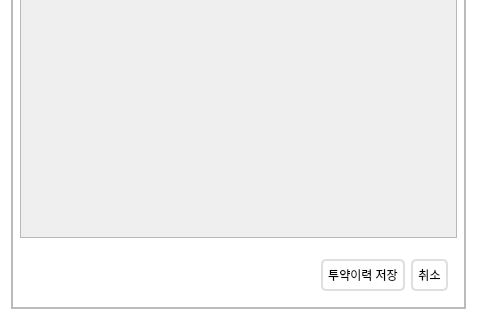
EON-DC/AI_2Park, file gui/ui_files/checking_schedule.ui: the form before one commit; both pictures show x 0 to 477 and y 352 to 672 of the 477 by 672 pixel window.
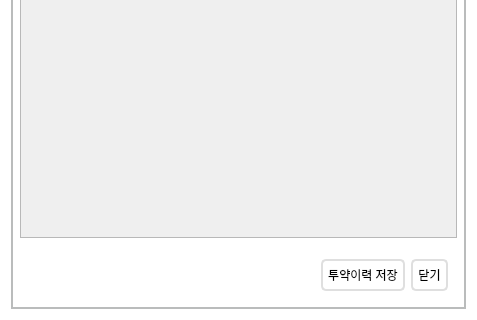
The form after the commit.

Patch:
```diff
--- a/gui/ui_files/checking_schedule.ui
+++ b/gui/ui_files/checking_schedule.ui
@@ -199,7 +199,7 @@
          <item>
           <widget class="QPushButton" name="pushButton_3">
            <property name="text">
-            <string>취소</string>
+            <string>닫기</string>
            </property>
           </widget>
          </item>
```
Left out of the diff: 17 changed lines with no effect on the pictures.
